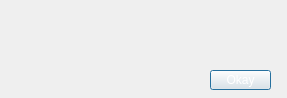
Qt form forms/warningdialog.ui (Math3808Team/UltimateTexasHoldem) before a commit.
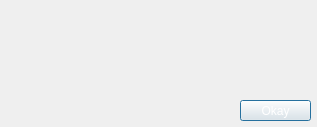
The same form after that commit.

Commit message: fixed the warning box sizes

```diff
--- a/forms/warningdialog.ui
+++ b/forms/warningdialog.ui
@@ -6,8 +6,8 @@
    <rect>
     <x>0</x>
     <y>0</y>
-    <width>287</width>
-    <height>98</height>
+    <width>317</width>
+    <height>127</height>
    </rect>
   </property>
   <property name="windowTitle">
@@ -25,8 +25,8 @@
     <rect>
      <x>20</x>
      <y>10</y>
-     <width>231</width>
-     <height>51</height>
+     <width>251</width>
+     <height>71</height>
     </rect>
    </property>
    <property name="styleSheet">
@@ -46,10 +46,10 @@
   <widget class="QPushButton" name="pushButton">
    <property name="geometry">
     <rect>
-     <x>210</x>
-     <y>70</y>
-     <width>61</width>
-     <height>20</height>
+     <x>240</x>
+     <y>100</y>
+     <width>71</width>
+     <height>21</height>
     </rect>
    </property>
    <property name="styleSheet">
```
The commit also changes 1 other file.
